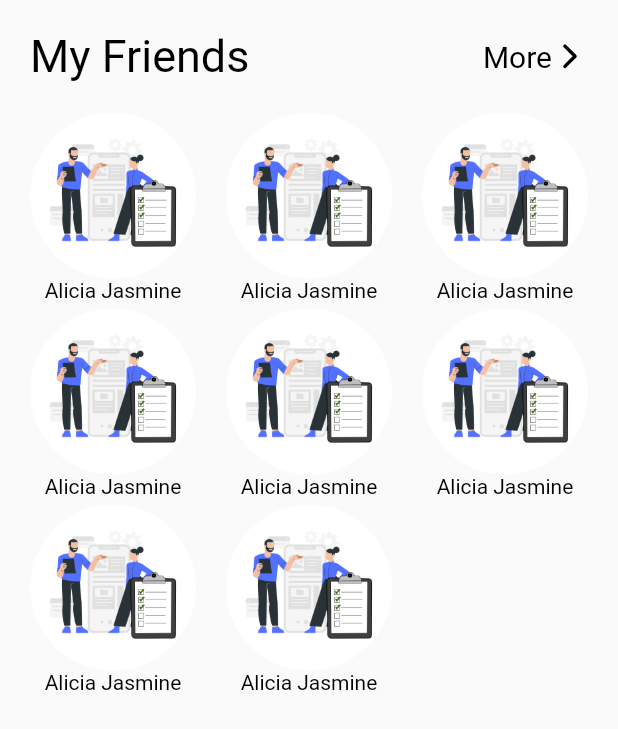
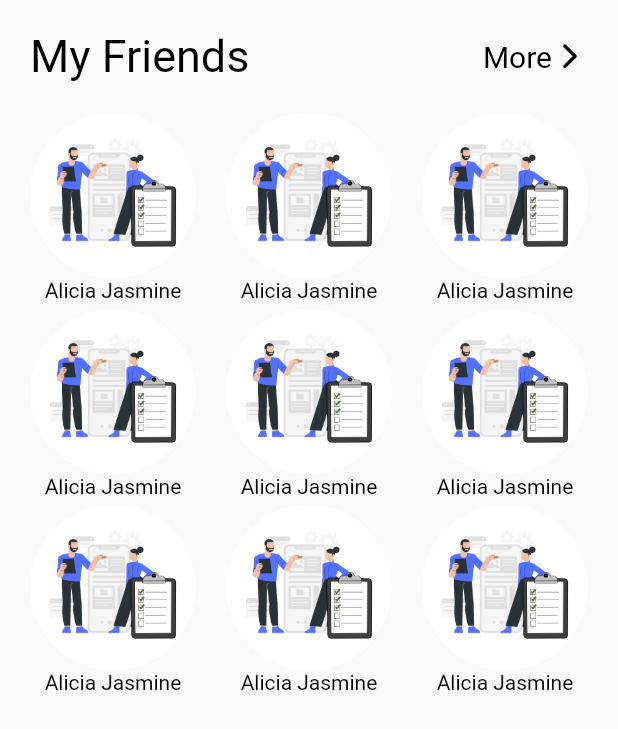
Before and after one commit to FernandJerico/task_management, a Flutter app: what myFriends() shows on an empty page, opened directly, on a phone screen of 412 x 824 dp. Shown: the top 729 px of the screen. Run offline on Flutter 3.47's test engine with Material 2 defaults, Android fonts, the light colour scheme and no system bars; our stand-ins replace get, ionicons.

Commit message:
commit gridview myfriends

```diff
--- a/lib/app/utils/widget/myfriends.dart
+++ b/lib/app/utils/widget/myfriends.dart
@@ -1,5 +1,7 @@
 import 'package:flutter/material.dart';
+import 'package:get/get.dart';
 import 'package:ionicons/ionicons.dart';
+import 'package:task_management/app/routes/app_pages.dart';
 
 import '../style/AppColors.dart';
 
@@ -17,19 +19,22 @@ class myFriends extends StatelessWidget {
           child: Column(
             children: [
               Row(
-                children: const [
-                  Text(
+                children: [
+                  const Text(
                     'My Friends',
                     style:
                         TextStyle(color: AppColors.primaryText, fontSize: 30),
                   ),
-                  Spacer(),
-                  Text(
+                  const Spacer(),
+                  GestureDetector(
+                    onTap: () => Get.toNamed(Routes.FRIENDS),
+                    child: const Text(
                       'More',
                       style:
                           TextStyle(color: AppColors.primaryText, fontSize: 20),
                     ),
-                  Icon(
+                  ),
+                  const Icon(
                     Ionicons.chevron_forward,
                     color: AppColors.primaryText,
                   )
@@ -42,8 +47,9 @@ class myFriends extends StatelessWidget {
                   height: 400,
                   child: GridView.builder(
                       shrinkWrap: true,
-                      itemCount: 8,
-                      gridDelegate: SliverGridDelegateWithFixedCrossAxisCount(
+                      itemCount: 9,
+                      gridDelegate:
+                          const SliverGridDelegateWithFixedCrossAxisCount(
                               crossAxisCount: 3,
                               crossAxisSpacing: 20,
                               mainAxisSpacing: 20),
@@ -52,11 +58,11 @@ class myFriends extends StatelessWidget {
                           children: [
                             ClipRRect(
                               borderRadius: BorderRadius.circular(100),
-                              child: Image(
+                              child: const Image(
                                 image: AssetImage('assets/images/login.png'),
                               ),
                             ),
-                            Text(
+                            const Text(
                               'Alicia Jasmine',
                               style: TextStyle(color: AppColors.primaryText),
                             )
```
Lines whose indentation alone changed are shown as unchanged.
